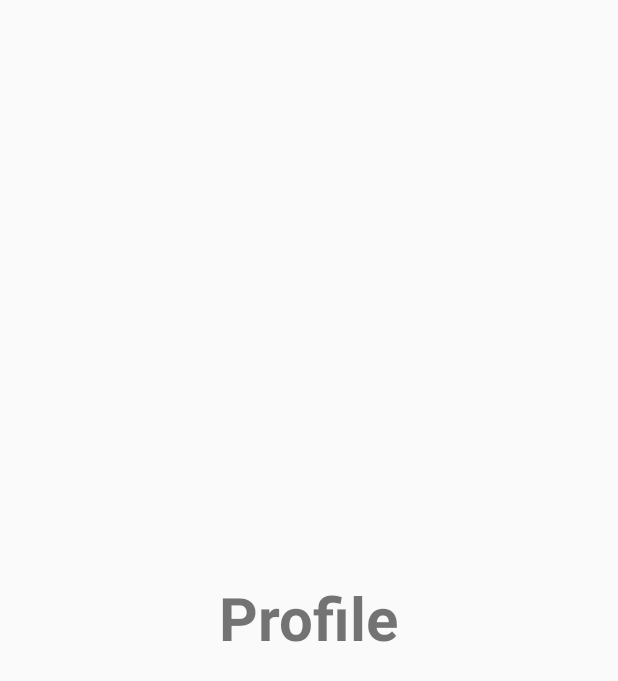
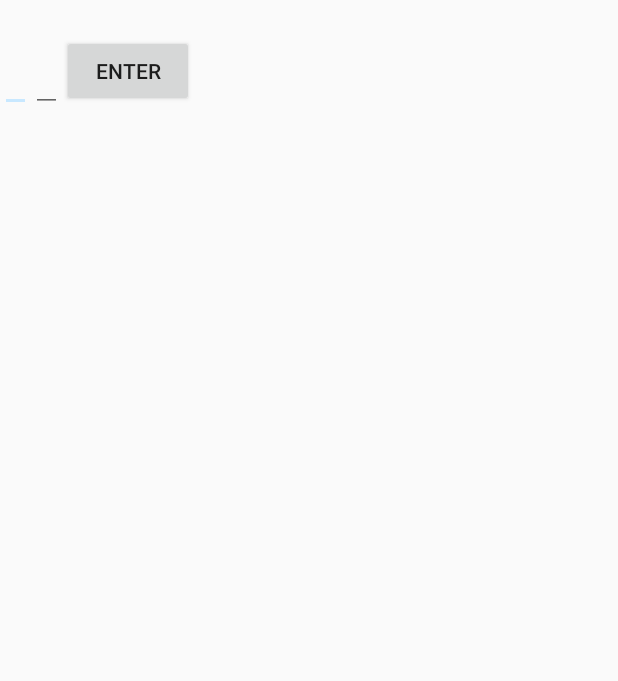
Before and after one commit to mudabek/Khashar, an Android app: the layout fragment_profile.xml on its own in the app's theme, with its tools: preview values and no code run, on a phone screen of 412 x 824 dp. Shown: the top 681 px of the screen. Run offline under Robolectric (Android 15) with nearby library versions, the phone set to English and light mode, and no system bars.

```diff
--- a/app/build.gradle
+++ b/app/build.gradle
@@ -40,6 +40,7 @@ dependencies {
 
     compile 'com.google.firebase:firebase-auth:11.8.0'
     compile 'com.firebaseui:firebase-ui-auth:3.2.1'
+    compile 'com.google.firebase:firebase-database:11.8.0'
     compile 'com.google.firebase:firebase-appindexing:11.8.0'
 }
 apply plugin: 'com.google.gms.google-services'
--- a/app/src/main/res/layout/fragment_profile.xml
+++ b/app/src/main/res/layout/fragment_profile.xml
@@ -1,15 +1,27 @@
-<RelativeLayout xmlns:android="http://schemas.android.com/apk/res/android"
+<LinearLayout xmlns:android="http://schemas.android.com/apk/res/android"
     xmlns:tools="http://schemas.android.com/tools"
     android:layout_width="match_parent"
     android:layout_height="match_parent"
     tools:context="com.otash.android.khashar.activities.TabLayoutActivity">
 
-    <TextView
+    <EditText
+        android:id="@+id/profile_username"
         android:layout_width="wrap_content"
         android:layout_height="wrap_content"
-        android:text="@string/profile"
         android:textSize="40dp"
-        android:textStyle="bold"
-        android:layout_centerInParent="true"/>
+        android:textStyle="bold"/>
 
-</RelativeLayout>
+    <EditText
+        android:id="@+id/profile_location"
+        android:layout_width="wrap_content"
+        android:layout_height="wrap_content"
+        android:textSize="40dp"
+        android:textStyle="bold"/>
+
+    <Button
+        android:id="@+id/profile_button"
+        android:text="Enter"
+        android:layout_width="wrap_content"
+        android:layout_height="wrap_content" />
+
+</LinearLayout>
--- /dev/null
+++ b/app/src/main/res/menu/options_menu.xml
@@ -0,0 +1,5 @@
+<?xml version="1.0" encoding="utf-8"?>
+<menu xmlns:android="http://schemas.android.com/apk/res/android">
+    <item android:id="@+id/signout"
+        android:title="Sign out"/>
+</menu>
```
Also changed, not shown: app/src/main/java/com/otash/android/khashar/activities/TabLayoutActivity.java (+42 -1 lines), app/src/main/java/com/otash/android/khashar/fragments/ProfileFragment.java (+29 -1 lines), app/src/main/java/com/otash/android/khashar/models/Event.java (+14 -3 lines), app/src/main/java/com/otash/android/khashar/models/User.java (added, +47 -0 lines).
